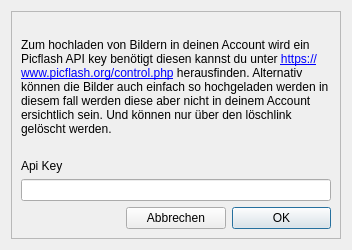
Arvedui/picup, file picup/ui_files/KeyRequest.ui: the form before one commit.
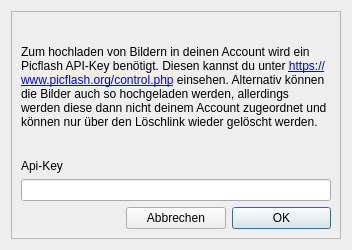
The form after the commit.

```diff
--- a/picup/ui_files/KeyRequest.ui
+++ b/picup/ui_files/KeyRequest.ui
@@ -56,7 +56,7 @@
       <item row="2" column="0">
        <widget class="QLabel" name="label_2">
         <property name="text">
-         <string>Api Key</string>
+         <string>Api-Key</string>
         </property>
        </widget>
       </item>
@@ -69,7 +69,7 @@
          </sizepolicy>
         </property>
         <property name="text">
-         <string>&lt;html&gt;&lt;head/&gt;&lt;body&gt;&lt;p&gt;Zum hochladen von Bildern in deinen Account wird ein Picflash API key benötigt diesen kannst du unter &lt;a href=&quot;https://www.picflash.org/control.php&quot;&gt;&lt;span style=&quot; text-decoration: underline; color:#0000ff;&quot;&gt;https://www.picflash.org/control.php&lt;/span&gt;&lt;/a&gt; herausfinden. Alternativ können die Bilder auch einfach so hochgeladen werden in diesem fall werden diese aber nicht in deinem Account ersichtlich sein. Und können nur über den löschlink gelöscht werden.&lt;/p&gt;&lt;/body&gt;&lt;/html&gt;</string>
+         <string>&lt;html&gt;&lt;head/&gt;&lt;body&gt;&lt;p&gt;Zum hochladen von Bildern in deinen Account wird ein Picflash API-Key benötigt. Diesen kannst du unter &lt;a href=&quot;https://www.picflash.org/control.php&quot;&gt;&lt;span style=&quot; text-decoration: underline; color:#0000ff;&quot;&gt;https://www.picflash.org/control.php&lt;/span&gt;&lt;/a&gt; einsehen. Alternativ können die Bilder auch so hochgeladen werden, allerdings werden diese dann nicht deinem Account zugeordnet und können nur über den Löschlink wieder gelöscht werden.&lt;/p&gt;&lt;/body&gt;&lt;/html&gt;</string>
         </property>
         <property name="textFormat">
          <enum>Qt::AutoText</enum>
```
